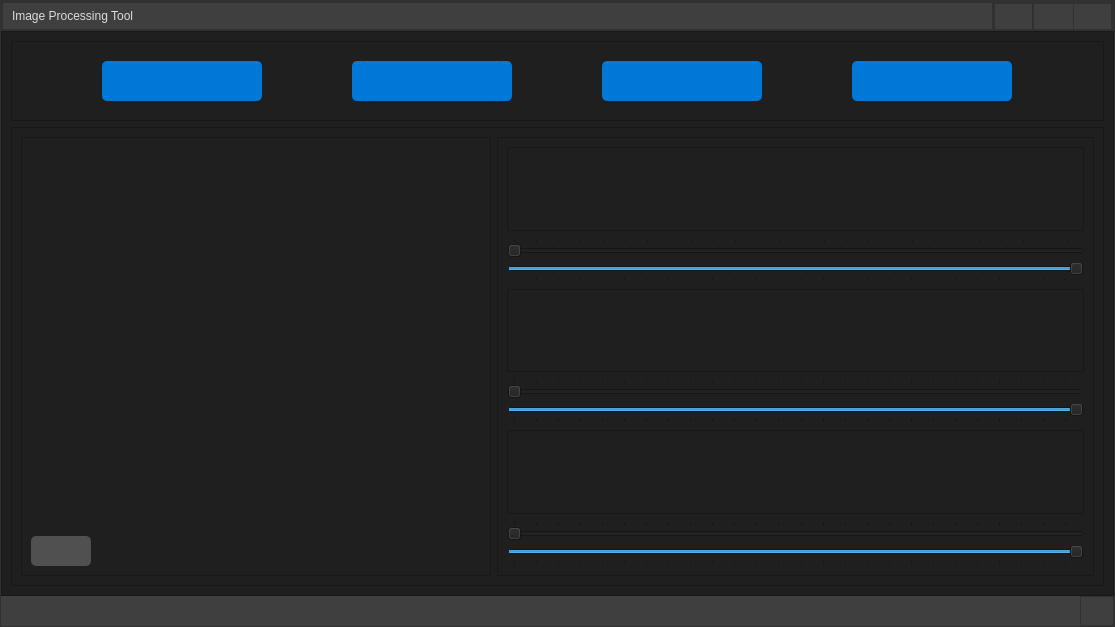
Before: the Qt Designer form Main/main.ui in emreaniloguz/imageprocessingtoolforpython, drawn with Qt 5.
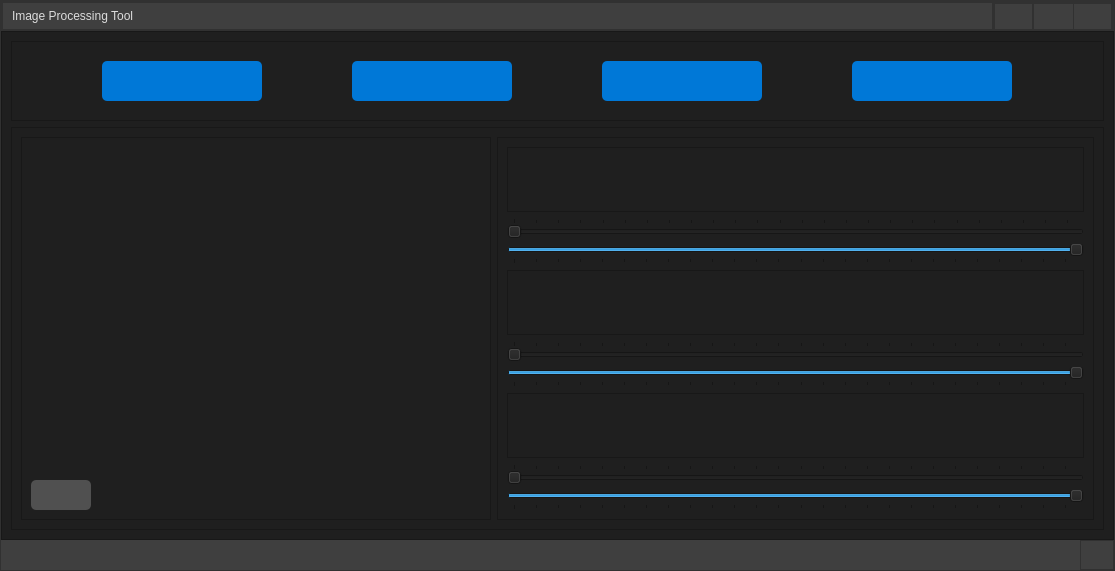
After: the same form once the commit is applied. Icons and pictures are not drawn.

Commit message: invert mask butonuna basıldıktan sonra  mask butonuna basınca görsel ilk maskeleme halina geri dönecek hale getirildi.

The edit to the form file:
```diff
--- a/Main/main.ui
+++ b/Main/main.ui
@@ -7,9 +7,15 @@
     <x>0</x>
     <y>0</y>
     <width>1115</width>
-    <height>627</height>
+    <height>571</height>
    </rect>
   </property>
+  <property name="sizePolicy">
+   <sizepolicy hsizetype="Preferred" vsizetype="Preferred">
+    <horstretch>0</horstretch>
+    <verstretch>0</verstretch>
+   </sizepolicy>
+  </property>
   <property name="windowTitle">
    <string>Image Processing Tool</string>
   </property>
```
Left out of the diff: 3 changed lines with no effect on the pictures. The commit also changes 1 other file.
